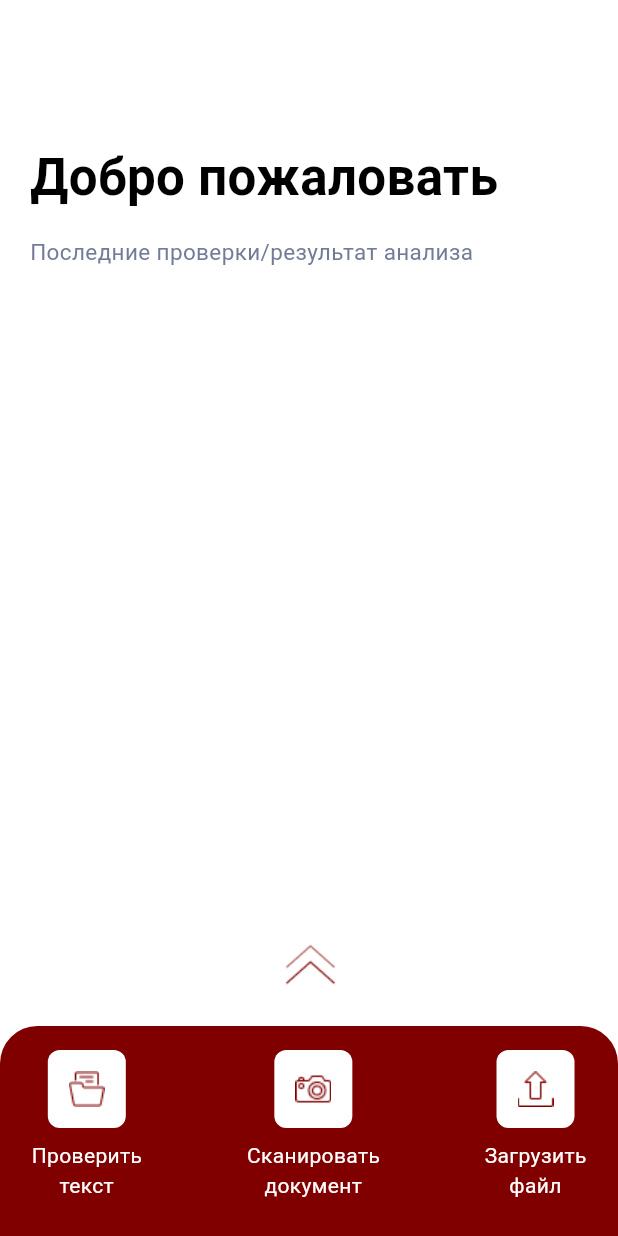
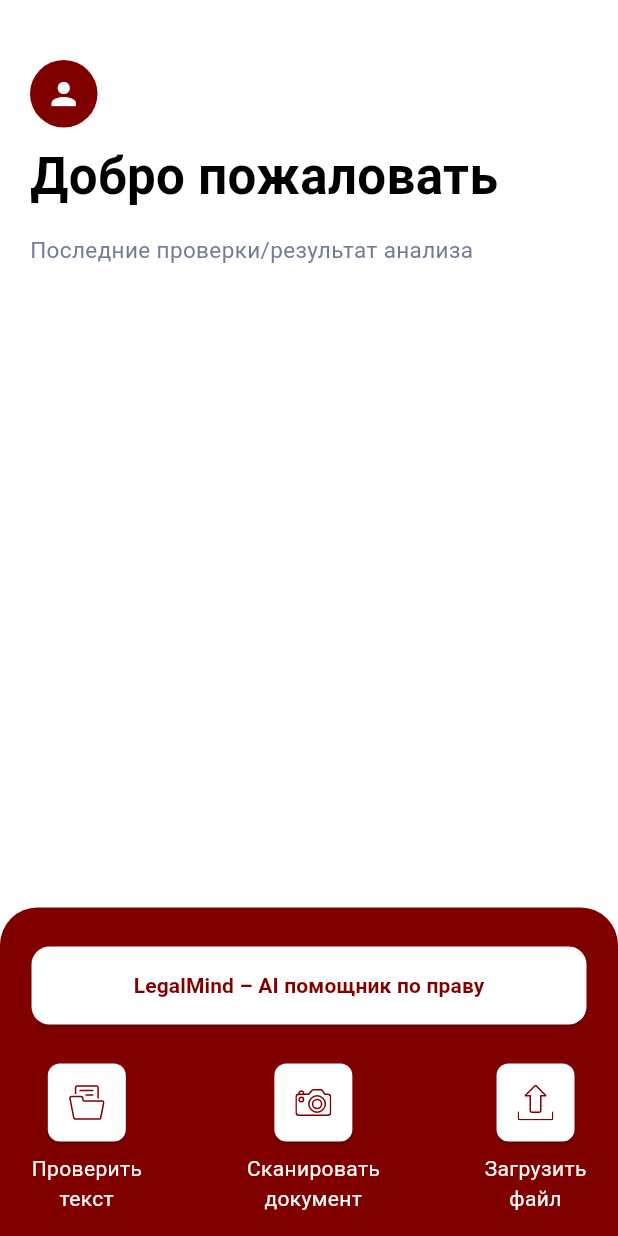
Before and after one commit to Dilvi/LegalScanAI, a Flutter app: the screen it shows after launch, on a phone screen of 412 x 824 dp. Run offline on Flutter 3.47's test engine with Material 3 defaults, Android fonts, the phone set to English and light mode, and no system bars; our stand-ins replace flutter_svg; Roboto replaces fonts that are missing (DM Sans).

Commit message:
Update home_page and add profile_page

```diff
--- a/lib/home_page.dart
+++ b/lib/home_page.dart
@@ -1,5 +1,7 @@
 import 'package:flutter/material.dart';
-import 'check_text_page.dart'; // Импортируем страницу проверки текста
+import 'package:flutter_svg/flutter_svg.dart';
+import 'check_text_page.dart';
+import 'profile_page.dart'; // Страница профиля
 
 class HomePage extends StatelessWidget {
   const HomePage({super.key});
@@ -10,14 +12,30 @@
       backgroundColor: Colors.white,
       body: Stack(
         children: [
-          // Верхняя часть экрана с приветствием и текстом
-          const Padding(
-            padding: EdgeInsets.symmetric(horizontal: 20, vertical: 40),
+          // Верхняя часть с аватаркой и текстом
+          Padding(
+            padding: const EdgeInsets.symmetric(horizontal: 20, vertical: 40),
             child: Column(
               crossAxisAlignment: CrossAxisAlignment.start,
               children: [
-                SizedBox(height: 54),
-                Text(
+                // Аватарка в левом верхнем углу
+                GestureDetector(
+                  onTap: () {
+                    Navigator.push(
+                      context,
+                      MaterialPageRoute(
+                        builder: (_) => const ProfilePage(),
+                      ),
+                    );
+                  },
+                  child: const CircleAvatar(
+                    radius: 22.5,
+                    backgroundColor: Color(0xFF800000),
+                    child: Icon(Icons.person, color: Colors.white),
+                  ),
+                ),
+                const SizedBox(height: 8),
+                const Text(
                   "Добро пожаловать",
                   style: TextStyle(
                     fontFamily: 'DM Sans',
@@ -26,8 +44,8 @@
                     color: Colors.black,
                   ),
                 ),
-                SizedBox(height: 14),
-                Text(
+                const SizedBox(height: 14),
+                const Text(
                   "Последние проверки/результат анализа",
                   style: TextStyle(
                     fontFamily: 'DM Sans',
@@ -37,20 +55,6 @@
                   ),
                 ),
               ],
-            ),
-          ),
-
-          // Стрелка теперь вплотную к нижней панели
-          Align(
-            alignment: Alignment.bottomCenter,
-            child: Padding(
-              padding: const EdgeInsets.only(bottom: 180 - 48), // Уменьшил отступ, чтобы стрелка была ближе
-              child: Image.asset(
-                'assets/arrow.png',
-                width: 96,
-                height: 96,
-                fit: BoxFit.contain,
-              ),
             ),
           ),
 
@@ -64,46 +68,76 @@
     );
   }
 
-  // Метод для создания нижней панели
+  // Нижняя панель
   Widget _buildBottomPanel(BuildContext context) {
-    return Container(
-      width: double.infinity,
-      height: 140,
-      decoration: const BoxDecoration(
-        color: Color(0xFF800000),
-        borderRadius: BorderRadius.only(
+    return Material(
+      color: const Color(0xFF800000),
+      borderRadius: const BorderRadius.only(
         topLeft: Radius.circular(25),
         topRight: Radius.circular(25),
       ),
-      ),
-      child: Padding(
+      child: Container(
+        width: double.infinity,
+        height: 219,
         padding: const EdgeInsets.symmetric(horizontal: 21),
         child: Column(
           children: [
-            const SizedBox(height: 16),
+            const SizedBox(height: 26),
+            // Кнопка LegalMind
+            SizedBox(
+              height: 52,
+              width: double.infinity,
+              child: ElevatedButton(
+                onPressed: () {
+                  // TODO: Перейти к AI-ассистенту
+                },
+                style: ElevatedButton.styleFrom(
+                  backgroundColor: Colors.white,
+                  foregroundColor: const Color(0xFF800000),
+                  shape: RoundedRectangleBorder(
+                    borderRadius: BorderRadius.circular(12),
+                  ),
+                ),
+                child: const Text(
+                  "LegalMind – AI помощник по праву",
+                  style: TextStyle(
+                    fontFamily: 'DM Sans',
+                    fontSize: 14,
+                    fontWeight: FontWeight.bold,
+                  ),
+                ),
+              ),
+            ),
+            const SizedBox(height: 26),
+            // Нижние кнопки
             Row(
               mainAxisAlignment: MainAxisAlignment.spaceBetween,
               children: [
-                _buildSquare(
-                  "Проверить\nтекст",
-                  "assets/check_text_icon.png",
-                      () {
+                _buildIconButton(
+                  label: "Проверить\nтекст",
+                  iconPath: "assets/check_text_icon.svg",
+                  onTap: () {
                     Navigator.push(
                       context,
                       MaterialPageRoute(
-                          builder: (context) => const CheckTextPage()),
+                        builder: (_) => const CheckTextPage(),
+                      ),
                     );
                   },
                 ),
-                _buildSquare(
-                  "Сканировать\nдокумент",
-                  "assets/scan_doc_icon.png",
-                      () {},
+                _buildIconButton(
+                  label: "Сканировать\nдокумент",
+                  iconPath: "assets/scan_doc_icon.svg",
+                  onTap: () {
+                    // TODO
+                  },
                 ),
-                _buildSquare(
-                  "Загрузить\nфайл",
-                  "assets/upload_file_icon.png",
-                      () {},
+                _buildIconButton(
+                  label: "Загрузить\nфайл",
+                  iconPath: "assets/upload_file_icon.svg",
+                  onTap: () {
+                    // TODO
+                  },
                 ),
               ],
             ),
@@ -113,22 +147,33 @@
     );
   }
 
-  // Метод для создания квадратных кнопок с иконкой
-  Widget _buildSquare(String label, String iconPath, VoidCallback onTap) {
+  // Кнопка с иконкой и подписью
+  Widget _buildIconButton({
+    required String label,
+    required String iconPath,
+    required VoidCallback onTap,
+  }) {
     return Column(
       children: [
-        InkWell(
+        Material(
+          color: Colors.white,
+          borderRadius: BorderRadius.circular(8),
+          elevation: 1,
+          child: InkWell(
             onTap: onTap,
             borderRadius: BorderRadius.circular(8),
-          child: Container(
+            splashColor: Colors.grey.withOpacity(0.3),
+            child: SizedBox(
               width: 52,
               height: 52,
-            decoration: BoxDecoration(
-              color: Colors.white,
-              borderRadius: BorderRadius.circular(8),
+              child: Center(
+                child: SvgPicture.asset(
+                  iconPath,
+                  width: 24,
+                  height: 24,
+                  color: const Color(0xFF800000),
                 ),
-            child: Center(
-              child: Image.asset(iconPath, width: 24, height: 24),
+              ),
             ),
           ),
         ),
--- a/pubspec.yaml
+++ b/pubspec.yaml
@@ -30,6 +30,7 @@
 dependencies:
   flutter:
     sdk: flutter
+  flutter_svg: ^2.0.7
 
 
 
```
Also changed, not shown: lib/profile_page.dart (added, +61 -0 lines), assets/arrow.png (deleted), assets/back_button.svg (added), assets/check_text_icon.png (deleted), assets/check_text_icon.svg (added), assets/scan_doc_icon.png (deleted), assets/scan_doc_icon.svg (added), assets/upload_file_icon.png (deleted), assets/upload_file_icon.svg (added), pubspec.lock. Lines whose indentation alone changed are shown as unchanged.
